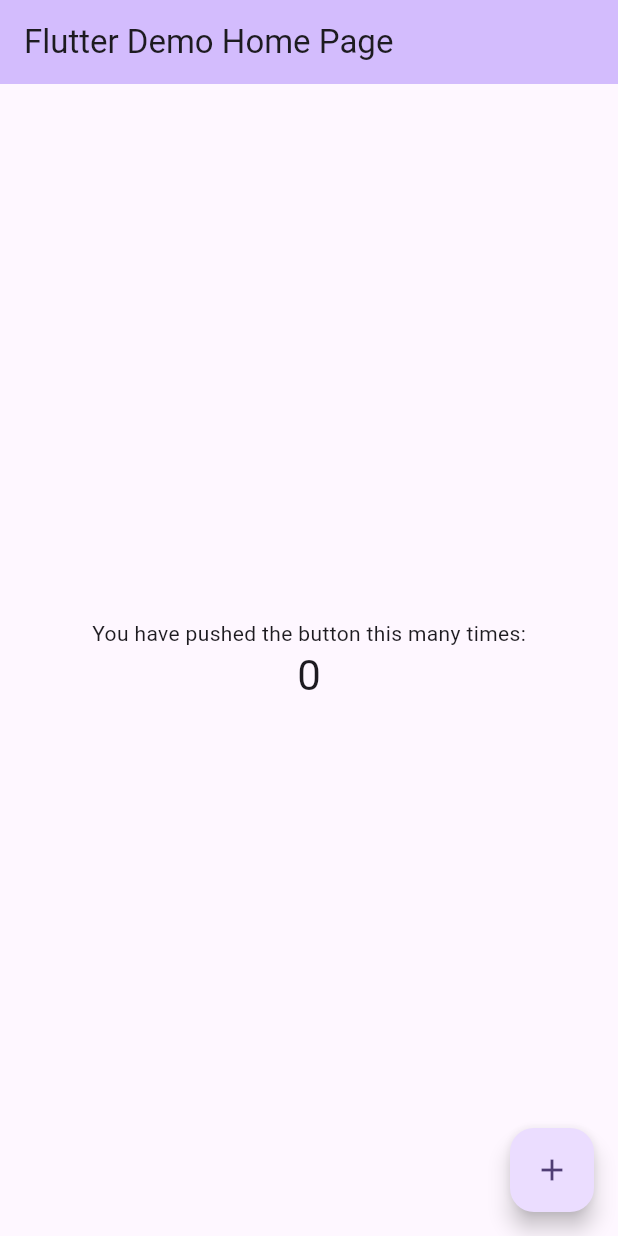
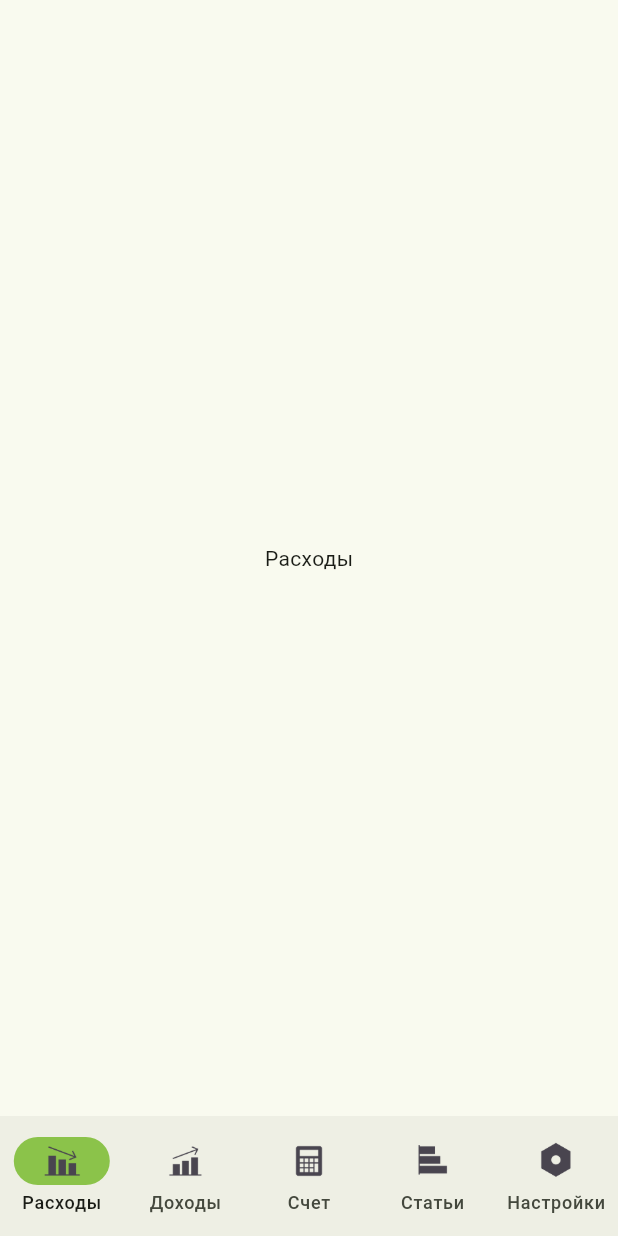
Before and after one commit to PervuhinRoman/SHMR25, a Flutter app: the screen it shows after launch, on a phone screen of 412 x 824 dp. Run offline on Flutter 3.47's test engine with Material 3 defaults, Android fonts, the phone set to English and light mode, and no system bars.

```diff
--- a/lib/main.dart
+++ b/lib/main.dart
@@ -1,4 +1,9 @@
 import 'package:flutter/material.dart';
+import 'package:shmr_finance/presentation/account_page.dart';
+import 'package:shmr_finance/presentation/categories_page.dart';
+import 'package:shmr_finance/presentation/expenses_page.dart';
+import 'package:shmr_finance/presentation/income_page.dart';
+import 'package:shmr_finance/presentation/settings_page.dart';
 
 void main() {
   runApp(const MyApp());
@@ -7,116 +12,67 @@ void main() {
 class MyApp extends StatelessWidget {
   const MyApp({super.key});
 
-  // This widget is the root of your application.
   @override
   Widget build(BuildContext context) {
     return MaterialApp(
+      debugShowCheckedModeBanner: false,
       title: 'Flutter Demo',
       theme: ThemeData(
-        // This is the theme of your application.
-        //
-        // TRY THIS: Try running your application with "flutter run". You'll see
-        // the application has a purple toolbar. Then, without quitting the app,
-        // try changing the seedColor in the colorScheme below to Colors.green
-        // and then invoke "hot reload" (save your changes or press the "hot
-        // reload" button in a Flutter-supported IDE, or press "r" if you used
-        // the command line to start the app).
-        //
-        // Notice that the counter didn't reset back to zero; the application
-        // state is not lost during the reload. To reset the state, use hot
-        // restart instead.
-        //
-        // This works for code too, not just values: Most code changes can be
-        // tested with just a hot reload.
-        colorScheme: ColorScheme.fromSeed(seedColor: Colors.deepPurple),
+        colorScheme: ColorScheme.fromSeed(seedColor: Colors.lightGreenAccent),
       ),
-      home: const MyHomePage(title: 'Flutter Demo Home Page'),
+      //home: const HomePage(title: 'Расходы сегодня'),
+      home: const BaseScreen(),
     );
   }
 }
 
-class MyHomePage extends StatefulWidget {
-  const MyHomePage({super.key, required this.title});
-
-  // This widget is the home page of your application. It is stateful, meaning
-  // that it has a State object (defined below) that contains fields that affect
-  // how it looks.
-
-  // This class is the configuration for the state. It holds the values (in this
-  // case the title) provided by the parent (in this case the App widget) and
-  // used by the build method of the State. Fields in a Widget subclass are
-  // always marked "final".
-
-  final String title;
+class BaseScreen extends StatefulWidget {
+  const BaseScreen({super.key});
 
   @override
-  State<MyHomePage> createState() => _MyHomePageState();
+  State<BaseScreen> createState() => _BaseScreenState();
 }
 
-class _MyHomePageState extends State<MyHomePage> {
-  int _counter = 0;
-
-  void _incrementCounter() {
-    setState(() {
-      // This call to setState tells the Flutter framework that something has
-      // changed in this State, which causes it to rerun the build method below
-      // so that the display can reflect the updated values. If we changed
-      // _counter without calling setState(), then the build method would not be
-      // called again, and so nothing would appear to happen.
-      _counter++;
-    });
-  }
+class _BaseScreenState extends State<BaseScreen> {
+  int currentPageIndex = 0;
 
   @override
   Widget build(BuildContext context) {
-    // This method is rerun every time setState is called, for instance as done
-    // by the _incrementCounter method above.
-    //
-    // The Flutter framework has been optimized to make rerunning build methods
-    // fast, so that you can just rebuild anything that needs updating rather
-    // than having to individually change instances of widgets.
+    final ThemeData theme = Theme.of(context);
     return Scaffold(
-      appBar: AppBar(
-        // TRY THIS: Try changing the color here to a specific color (to
-        // Colors.amber, perhaps?) and trigger a hot reload to see the AppBar
-        // change color while the other colors stay the same.
-        backgroundColor: Theme.of(context).colorScheme.inversePrimary,
-        // Here we take the value from the MyHomePage object that was created by
-        // the App.build method, and use it to set our appbar title.
-        title: Text(widget.title),
+      bottomNavigationBar: NavigationBar(
+        onDestinationSelected: (int index) {
+          setState(() {
+            currentPageIndex = index;
+          });
+        },
+        indicatorColor: Colors.lightGreen,
+        selectedIndex: currentPageIndex,
+        destinations: <Widget>[
+          NavigationDestination(
+            icon: Image.asset('assets/icons/downtrend.png', width: 32),
+            label: 'Расходы',
+          ),
+          NavigationDestination(
+            icon: Image.asset('assets/icons/uptrend.png', width: 32),
+            label: 'Доходы',
+          ),
+          NavigationDestination(
+            icon: Image.asset('assets/icons/calc.png', width: 32),
+            label: 'Счет',
+          ),
+          NavigationDestination(
+            icon: Image.asset('assets/icons/linear_chart.png', width: 32),
+            label: 'Статьи',
+          ),
+          NavigationDestination(
+            icon: Image.asset('assets/icons/settings.png', width: 32),
+            label: 'Настройки',
+          ),
+        ],
       ),
-      body: Center(
-        // Center is a layout widget. It takes a single child and positions it
-        // in the middle of the parent.
-        child: Column(
-          // Column is also a layout widget. It takes a list of children and
-          // arranges them vertically. By default, it sizes itself to fit its
-          // children horizontally, and tries to be as tall as its parent.
-          //
-          // Column has various properties to control how it sizes itself and
-          // how it positions its children. Here we use mainAxisAlignment to
-          // center the children vertically; the main axis here is the vertical
-          // axis because Columns are vertical (the cross axis would be
-          // horizontal).
-          //
-          // TRY THIS: Invoke "debug painting" (choose the "Toggle Debug Paint"
-          // action in the IDE, or press "p" in the console), to see the
-          // wireframe for each widget.
-          mainAxisAlignment: MainAxisAlignment.center,
-          children: <Widget>[
-            const Text('You have pushed the button this many times:'),
-            Text(
-              '$_counter',
-              style: Theme.of(context).textTheme.headlineMedium,
-            ),
-          ],
-        ),
-      ),
-      floatingActionButton: FloatingActionButton(
-        onPressed: _incrementCounter,
-        tooltip: 'Increment',
-        child: const Icon(Icons.add),
-      ), // This trailing comma makes auto-formatting nicer for build methods.
+      body:
+      [ExpensesPage(), IncomePage(), AccountPage(), CategoriesPage(), SettingsPage()][currentPageIndex],
     );
   }
 }
--- /dev/null
+++ b/lib/presentation/expenses_page.dart
@@ -0,0 +1,14 @@
+import 'package:flutter/material.dart';
+
+class ExpensesPage extends StatelessWidget {
+  const ExpensesPage({super.key});
+
+  @override
+  Widget build(BuildContext context) {
+    return Scaffold(
+      body: Center(
+        child: Text("Расходы"),
+      ),
+    );
+  }
+}
```
Also changed, not shown: lib/presentation/account_page.dart (added, +14 -0 lines), lib/presentation/categories_page.dart (added, +14 -0 lines), lib/presentation/income_page.dart (added, +14 -0 lines), lib/presentation/settings_page.dart (added, +14 -0 lines), pubspec.yaml (+7 -0 lines), assets/icons/calc.png (added), assets/icons/downtrend.png (added), assets/icons/linear_chart.png (added), assets/icons/settings.png (added), assets/icons/uptrend.png (added).
